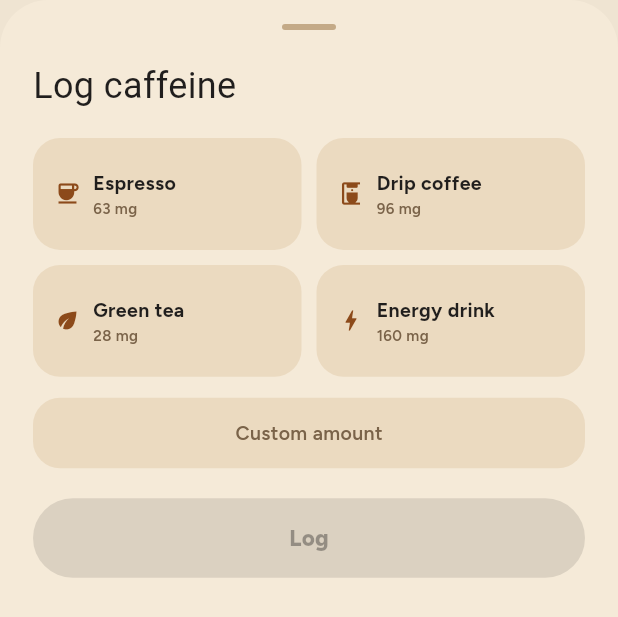
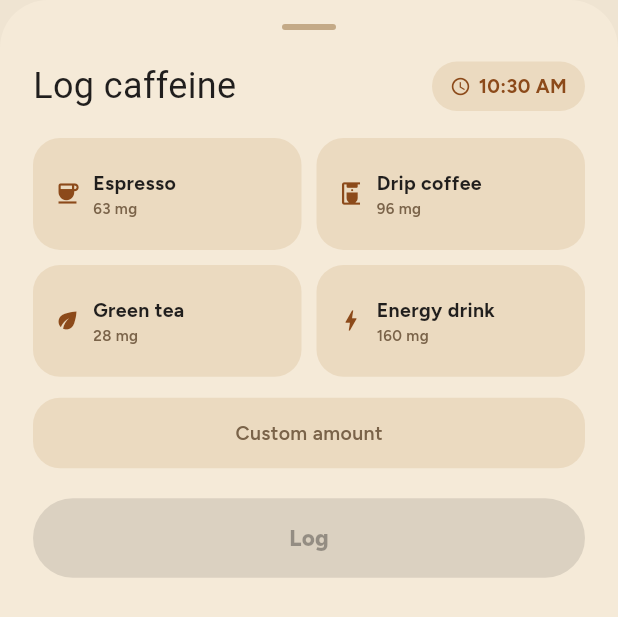
Before and after one commit to yih365/dose, a Flutter app: the AddLogSheet widget shown alone on an empty page, opened directly with empty values, on a phone screen of 412 x 824 dp. Shown: the top 617 px of the screen. Run offline on Flutter 3.47's test engine with Material 3 defaults, Android fonts, the phone set to English and light mode, and no system bars; our stand-ins replace fl_chart, google_fonts; Roboto replaces fonts that are missing (Caprasimo).

Commit message:
Allow custom time input when logging caffeine
Adds a tappable time pill to the log sheet header that defaults to the
current time and opens a themed time picker on tap. The selected time
is used for the CaffeineEntry instead of DateTime.now().

Co-Authored-By: Claude Sonnet 4.6 <noreply@anthropic.com>

```diff
--- a/lib/widgets/add_log_sheet.dart
+++ b/lib/widgets/add_log_sheet.dart
@@ -1,4 +1,5 @@
 import 'package:flutter/material.dart';
+import 'package:intl/intl.dart';
 import '../models.dart';
 import '../theme.dart';
 
@@ -13,6 +14,41 @@ class AddLogSheet extends StatefulWidget {
 class _AddLogSheetState extends State<AddLogSheet> {
   DrinkType? _selected;
   int _customMg = 75;
+  late DateTime _selectedTime;
+
+  @override
+  void initState() {
+    super.initState();
+    _selectedTime = DateTime.now();
+  }
+
+  Future<void> _pickTime() async {
+    final picked = await showTimePicker(
+      context: context,
+      initialTime: TimeOfDay.fromDateTime(_selectedTime),
+      builder: (context, child) => Theme(
+        data: Theme.of(context).copyWith(
+          colorScheme: Theme.of(context).colorScheme.copyWith(
+            primary: AppColors.accent,
+            onPrimary: Colors.white,
+            surface: AppColors.neutral100,
+          ),
+        ),
+        child: child!,
+      ),
+    );
+    if (picked != null) {
+      setState(() {
+        _selectedTime = DateTime(
+          _selectedTime.year,
+          _selectedTime.month,
+          _selectedTime.day,
+          picked.hour,
+          picked.minute,
+        );
+      });
+    }
+  }
 
   static const _presets = [
     DrinkType.espresso,
@@ -44,7 +80,38 @@ class _AddLogSheetState extends State<AddLogSheet> {
             ),
           ),
           const SizedBox(height: 20),
-          Text('Log caffeine', style: headingStyle(24)),
+          Row(
+            mainAxisAlignment: MainAxisAlignment.spaceBetween,
+            crossAxisAlignment: CrossAxisAlignment.end,
+            children: [
+              Text('Log caffeine', style: headingStyle(24)),
+              GestureDetector(
+                onTap: _pickTime,
+                child: Container(
+                  padding: const EdgeInsets.symmetric(horizontal: 12, vertical: 7),
+                  decoration: BoxDecoration(
+                    color: AppColors.neutral200,
+                    borderRadius: BorderRadius.circular(999),
+                  ),
+                  child: Row(
+                    mainAxisSize: MainAxisSize.min,
+                    children: [
+                      const Icon(Icons.access_time, size: 14, color: AppColors.accent700),
+                      const SizedBox(width: 5),
+                      Text(
+                        DateFormat('h:mm a').format(_selectedTime),
+                        style: const TextStyle(
+                          fontSize: 13,
+                          fontWeight: FontWeight.w700,
+                          color: AppColors.accent700,
+                        ),
+                      ),
+                    ],
+                  ),
+                ),
+              ),
+            ],
+          ),
           const SizedBox(height: 18),
           GridView.count(
             crossAxisCount: 2,
@@ -186,7 +253,7 @@ class _AddLogSheetState extends State<AddLogSheet> {
                       widget.onAdd(CaffeineEntry(
                         type: _selected!,
                         mg: mg,
-                        time: DateTime.now(),
+                        time: _selectedTime,
                         source: 'Phone',
                       ));
                       Navigator.pop(context);
```
Also changed, not shown: 1 other file.
